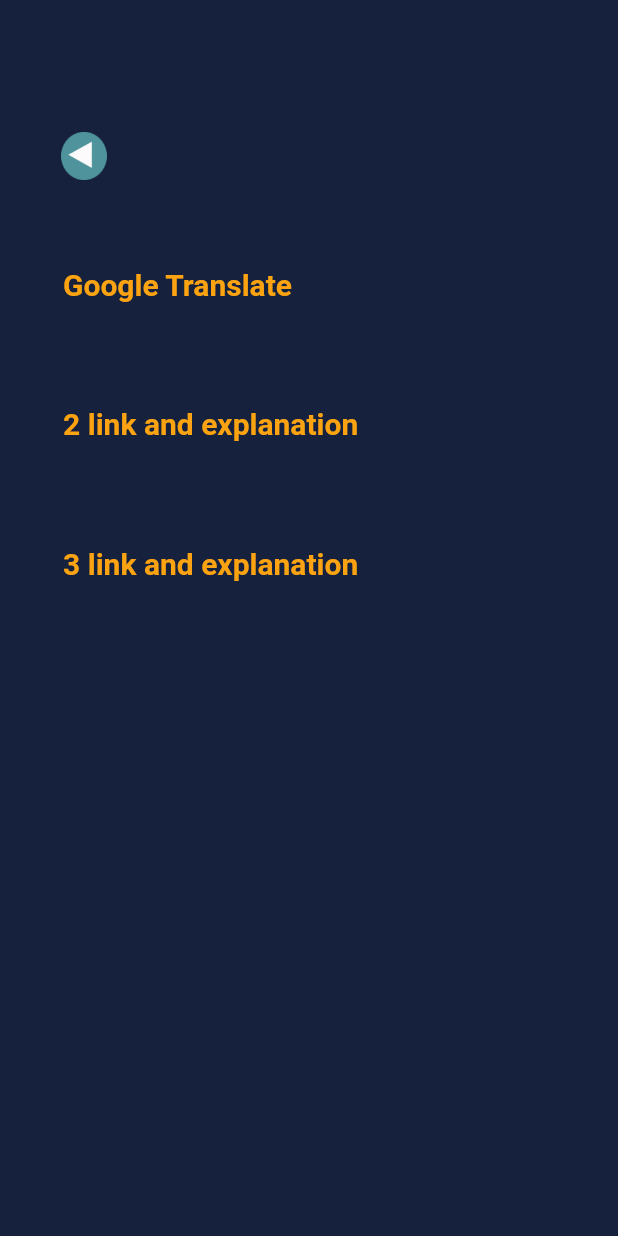
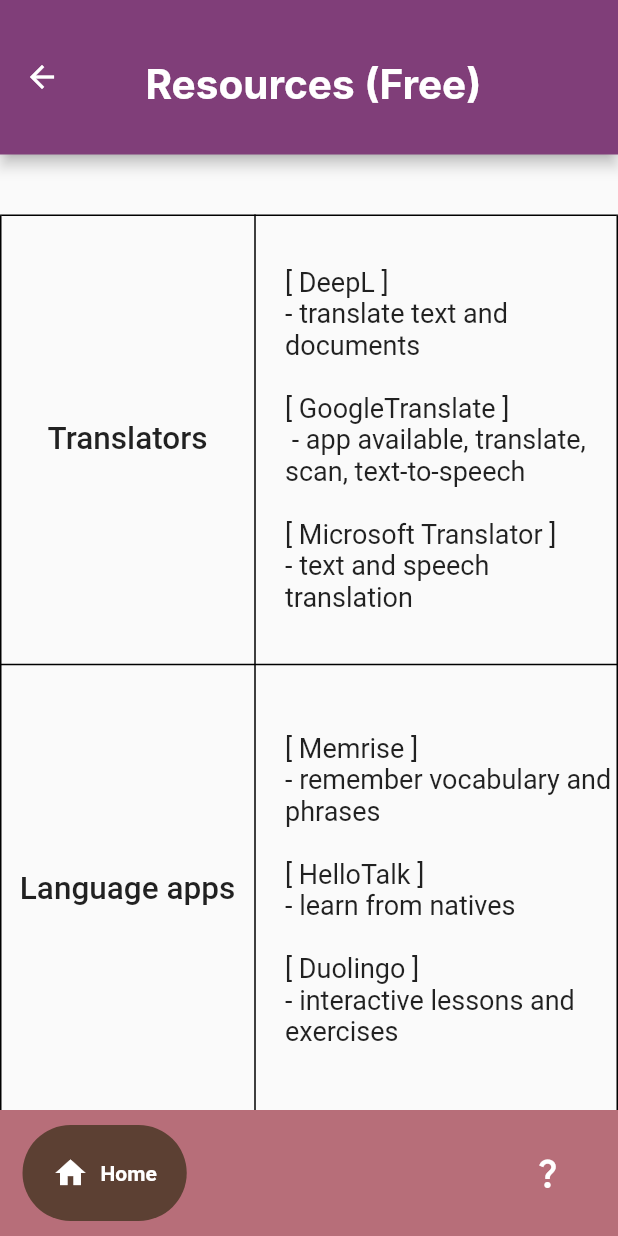
Before and after one commit to Nicolep02/starters, a Flutter app: the screen it shows after launch, after a tap on "Resources", on a phone screen of 412 x 824 dp. Run offline on Flutter 3.47's test engine with Material 2 defaults, Android fonts, the phone set to English and light mode, and no system bars; drawn by our look-alikes of google_nav_bar; our stand-ins replace flutter_tts; generated files the repository leaves out were written again; Roboto replaces fonts that are missing (Inter, inter).

Commit message:
finished resources page

```diff
--- a/lib/home/help.dart
+++ b/lib/home/help.dart
@@ -3,7 +3,6 @@ import '../widgets/guide_panel.dart';
 import 'package:starters/styles/colors.dart';
 import '../widgets/bottom_nav_2.dart';
 import '../styles/spacing.dart';
-import 'package:flutter_gen/gen_l10n/app_localizations.dart';
 class Help extends StatelessWidget {
   const Help({Key? key}) : super(key: key);
 
@@ -16,7 +15,7 @@ class Help extends StatelessWidget {
         appBar: AppBar(
           toolbarHeight: appbar_height,
           centerTitle: true,
-          backgroundColor: dropDown,
+          backgroundColor: home,
           leading: IconButton(
             icon: Icon(Icons.arrow_back),
             onPressed: () {
--- a/lib/home/resources.dart
+++ b/lib/home/resources.dart
@@ -1,56 +1,50 @@
 import 'package:flutter/material.dart';
+import '../widgets/resource.dart';
+import '../styles/colors.dart';
+import '../widgets/bottom_nav_2.dart';
+import '../styles/spacing.dart';
 
 class Resources extends StatelessWidget {
   const Resources({Key? key}) : super(key: key);
 
   @override
   Widget build(BuildContext context) {
-    return Scaffold(
-      backgroundColor: Color.fromRGBO(21, 33, 61, 1.0),
-      body: Align(
+    double app_limit = MediaQuery.of(context).size.width*0.9;
+    double app_height = MediaQuery.of(context).size.height*1;
+    return MaterialApp(
+      home: Scaffold(
+        appBar: AppBar(
+          toolbarHeight: appbar_height,
+          centerTitle: true,
+          backgroundColor: home,
+          leading: IconButton(
+            icon: Icon(Icons.arrow_back),
+            onPressed: () {
+              Navigator.of(context).pop();
+            },
+          ),
+          title: Container(
+            padding: EdgeInsets.fromLTRB(0, 10, 50, 0),
+            width: app_limit,
             child: Column(
-          crossAxisAlignment: CrossAxisAlignment.start,
-          children: <Widget>[
-            Container(
-              padding: EdgeInsets.fromLTRB(20, 80, 320, 20),
-              child: IconButton(
-                icon: Image.asset('assets/backArrow.png'),
-                iconSize: 15,
-                onPressed: ()=>Navigator.of(context).pop(),
-              ),
-            ),
-            Container(
-              padding: EdgeInsets.fromLTRB(30, 30, 0, 20),
-              child: Text('Google Translate',
+              //dont' forget to add these to translations
+              children: [
+                Text('Resources (Free)',
                   style: TextStyle(
-                  fontSize: 20,
+                    fontFamily: 'Inter',
+                    fontSize: 27,
                     fontWeight: FontWeight.bold,
-                  color: Color.fromRGBO(252, 163, 17, 1.0),
+                  ),),
+              ],
             ),
           ),
         ),
-            Container(
-              padding: EdgeInsets.fromLTRB(30, 50, 0, 20),
-              child: Text('2 link and explanation',
-                style: TextStyle(
-                  fontSize: 20,
-                  fontWeight: FontWeight.bold,
-                  color: Color.fromRGBO(252, 163, 17, 1.0),
+        body:Container(
+          width: app_height,
+          height: app_height,
+          child: Resource(),
         ),
-              ),
-            ),
-            Container(
-              padding: EdgeInsets.fromLTRB(30, 50, 0, 20),
-              child: Text('3 link and explanation',
-                style: TextStyle(
-                  fontSize: 20,
-                  fontWeight: FontWeight.bold,
-                  color: Color.fromRGBO(252, 163, 17, 1.0),
-                ),
-              ),
-            ),
-              ],
-            ),
+        bottomNavigationBar: NavBar2(),
       ),
     );
   }
--- /dev/null
+++ b/lib/widgets/resource.dart
@@ -0,0 +1,136 @@
+import 'package:flutter/material.dart';
+// import 'package:url_launcher/url_launcher.dart';
+
+class Resource extends StatefulWidget {
+  const Resource({Key? key}) : super(key: key);
+
+  @override
+  State<Resource> createState() => _ResourceState();
+}
+
+class _ResourceState extends State<Resource> {
+  @override
+  Widget build(BuildContext context) {
+
+    return SingleChildScrollView(
+      child: Column(
+        children: [
+          SizedBox(height: 40,),
+          Table(
+            border: TableBorder.all(),
+            columnWidths: const <int, TableColumnWidth>{
+              0: FixedColumnWidth(170),
+              1: FlexColumnWidth(),
+            },
+            defaultVerticalAlignment: TableCellVerticalAlignment.middle,
+            children: <TableRow>[
+              TableRow(
+                children: <Widget>[
+                  Container(
+                    height: 300,
+                    child: Center(
+                      child: TableCell(
+                        verticalAlignment: TableCellVerticalAlignment.middle,
+                        child: Text(
+                          'Translators',
+                          style: TextStyle(
+                            fontWeight: FontWeight.w500,
+                            fontSize: 21,
+                            fontFamily: 'inter',
+                          ),
+                        ),
+                      ),
+                    ),
+                  ),
+                  TableCell(
+                    verticalAlignment: TableCellVerticalAlignment.middle,
+                    child: Container(
+                      padding: EdgeInsets.fromLTRB(20, 0, 0, 0),
+                      child: Text(
+                        '[ DeepL ]\n- translate text and documents\n\n[ GoogleTranslate ]\n - app available, translate, scan, text-to-speech \n\n[ Microsoft Translator ]\n- text and speech translation',
+                        style: TextStyle(
+                          fontWeight: FontWeight.w400,
+                          fontSize: 18,
+                          fontFamily: 'inter',
+                        ),
+                      ),
+                    ),
+                  ),
+                ],
+              ),
+              TableRow(
+                children: <Widget>[
+                  Container(
+                    height: 300,
+                    child: Center(
+                      child: TableCell(
+                        verticalAlignment: TableCellVerticalAlignment.middle,
+                        child: Text(
+                          'Language apps',
+                          style: TextStyle(
+                            fontWeight: FontWeight.w500,
+                            fontSize: 21,
+                            fontFamily: 'inter',
+                          ),
+                        ),
+                      ),
+                    ),
+                  ),
+                  TableCell(
+                    verticalAlignment: TableCellVerticalAlignment.middle,
+                    child: Container(
+                      padding: EdgeInsets.fromLTRB(20, 0, 0, 0),
+                      child: Text(
+                        '[ Memrise ]\n- remember vocabulary and phrases\n\n[ HelloTalk ]\n- learn from natives\n\n[ Duolingo ]\n- interactive lessons and exercises',
+                        style: TextStyle(
+                          fontWeight: FontWeight.w400,
+                          fontSize: 18,
+                          fontFamily: 'inter',
+                        ),
+                      ),
+                    ),
+                  ),
+                ],
+              ),
+              TableRow(
+                children: <Widget>[
+                  Container(
+                    height: 300,
+                    child: Center(
+                      child: TableCell(
+                        verticalAlignment: TableCellVerticalAlignment.middle,
+                        child: Text(
+                          'Online Courses',
+                          style: TextStyle(
+                            fontWeight: FontWeight.w500,
+                            fontSize: 21,
+                            fontFamily: 'inter',
+                          ),
+                        ),
+                      ),
+                    ),
+                  ),
+                  TableCell(
+                    verticalAlignment: TableCellVerticalAlignment.middle,
+                    child: Container(
+                      padding: EdgeInsets.fromLTRB(20, 0, 0, 0),
+                      child: Text(
+                        '[ Coursera ]\n- university video lectures, quizzes, and assignments\n\n[ edX ]\n- interactive exercises and assessments\n\n[ FutureLearn ]\n- university video lectures, quizzes, discussions, and interactive',
+                        style: TextStyle(
+                          fontWeight: FontWeight.w400,
+                          fontSize: 18,
+                          fontFamily: 'inter',
+                        ),
+                      ),
+                    ),
+                  ),
+                ],
+              ),
+            ],
+          ),
+          SizedBox(height: 40,),
+        ],
+      ),
+    );
+  }
+}
```
Lines whose indentation alone changed are shown as unchanged.
